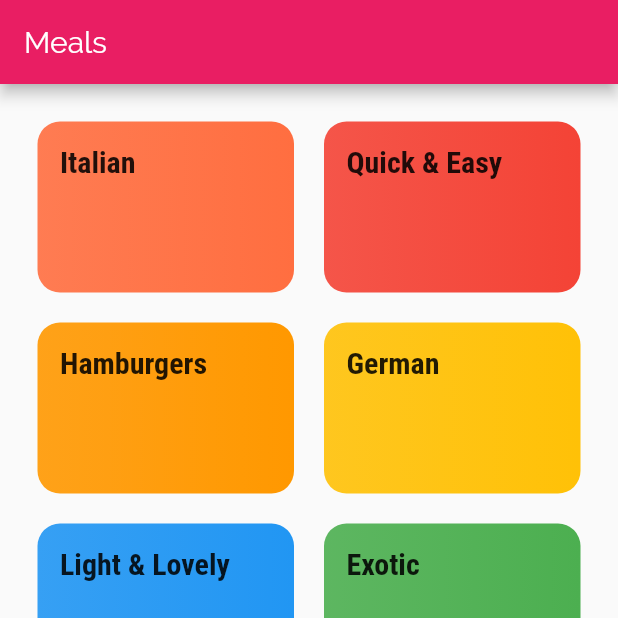
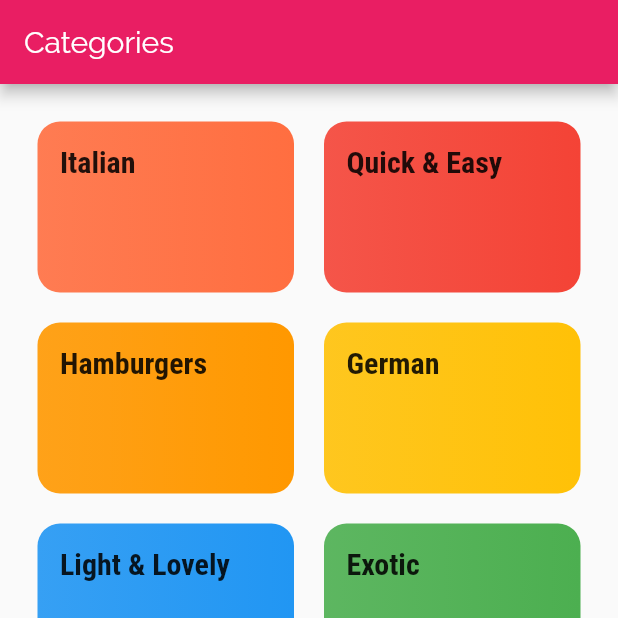
Before and after one commit to shunjid/quickmeal, a Flutter app: the screen it shows after launch, on a phone screen of 412 x 824 dp, the top half of it. Run offline on Flutter 3.47's test engine with Material 2 defaults, Android fonts, the phone set to English and light mode, and no system bars.

Commit message:
shifted nav page definition to map

```diff
--- a/lib/screens/tabs_screen.dart
+++ b/lib/screens/tabs_screen.dart
@@ -8,10 +8,17 @@ class TabScreen extends StatefulWidget {
 }
 
 class _TabScreenState extends State<TabScreen> {
-  final List<Widget> _pages = [
-    CategoriesScreen(),
-    FavouriteScreen(),
+  final List<Map<String, Object>> _pages = [
+    {
+      'page' : CategoriesScreen(),
+      'title' : 'Categories',
+    },
+    {
+      'page' : FavouriteScreen(),
+      'title' : 'Favourites',
+    }
   ];
+
   int _selectedPageIndex = 0;
   void _selectPage(int index) {
     setState(() {
@@ -23,9 +30,9 @@ class _TabScreenState extends State<TabScreen> {
   Widget build(BuildContext context) {
     return Scaffold(
       appBar: AppBar(
-        title: Text('Meals'),
+        title: Text(_pages[_selectedPageIndex]['title']),
       ),
-      body: _pages[_selectedPageIndex],
+      body: _pages[_selectedPageIndex]['page'],
       bottomNavigationBar: BottomNavigationBar(
         onTap: _selectPage,
         backgroundColor: Theme.of(context).primaryColor,
```
